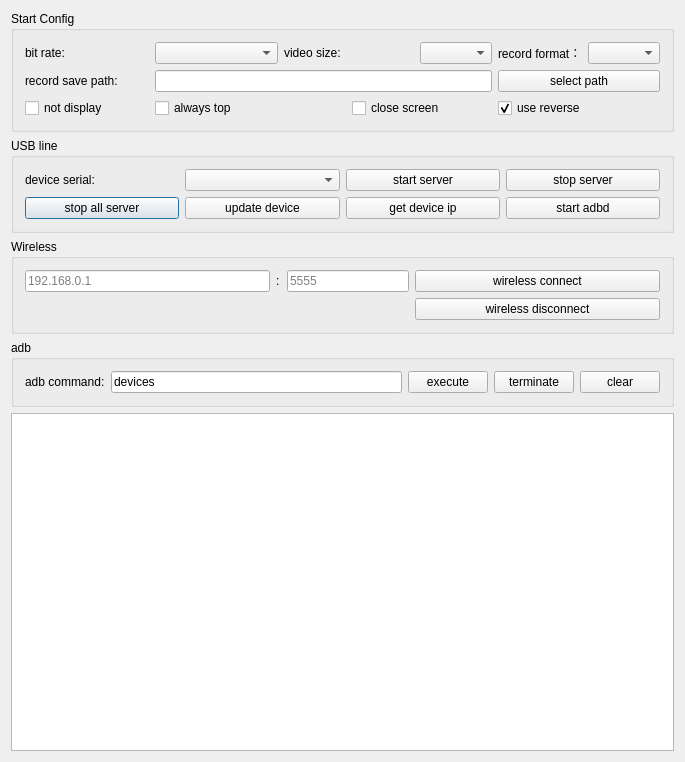
Old version of the form QtScrcpy/dialog.ui in the repository barry-ran/QtScrcpy.
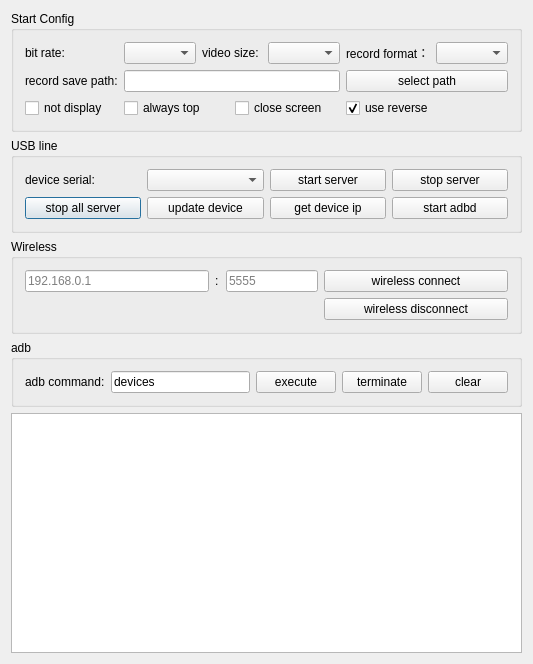
New version of the form.

Commit message: update:主窗口默认尺寸调整

Diff of the .ui file:
```diff
--- a/QtScrcpy/dialog.ui
+++ b/QtScrcpy/dialog.ui
@@ -6,19 +6,13 @@
    <rect>
     <x>0</x>
     <y>0</y>
-    <width>685</width>
-    <height>762</height>
+    <width>533</width>
+    <height>608</height>
    </rect>
   </property>
-  <property name="minimumSize">
-   <size>
-    <width>685</width>
-    <height>0</height>
-   </size>
-  </property>
   <property name="maximumSize">
    <size>
-    <width>685</width>
+    <width>600</width>
     <height>16777215</height>
    </size>
   </property>
@@ -99,7 +93,7 @@
      <property name="minimumSize">
       <size>
        <width>0</width>
-       <height>320</height>
+       <height>240</height>
       </size>
      </property>
      <property name="focusPolicy">
```
